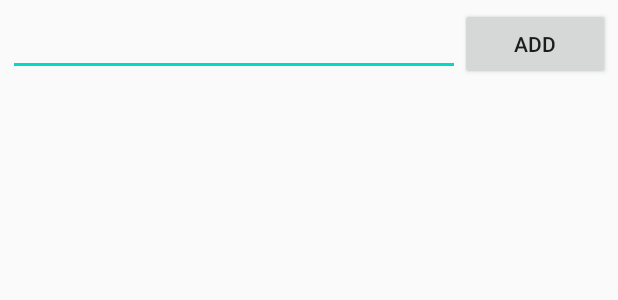
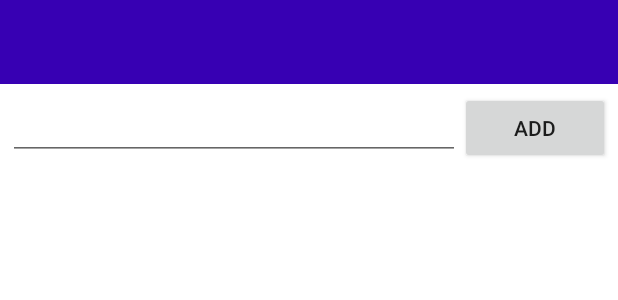
Before and after one commit to NDBNeer/Lab1_Namrata_C0853345_Android, an Android app: the layout mapoverlays_layout.xml on its own in the app's theme, with its tools: preview values and no code run, on a phone screen of 412 x 824 dp. Shown: the top 300 px of the screen. Run offline under Robolectric (Android 15) with nearby library versions, the phone set to English and light mode, and no system bars.

Commit message:
adding custom toolbar

```diff
--- a/app/src/main/java/com/lambton/lab1_namrata_c0853345_android/MapoverlaysActivity.java
+++ b/app/src/main/java/com/lambton/lab1_namrata_c0853345_android/MapoverlaysActivity.java
@@ -18,6 +18,7 @@ import androidx.activity.result.contract.ActivityResultContracts;
 import androidx.annotation.NonNull;
 import androidx.annotation.RequiresApi;
 import androidx.appcompat.app.AppCompatActivity;
+import androidx.appcompat.widget.Toolbar;
 
 import com.google.android.gms.maps.CameraUpdateFactory;
 import com.google.android.gms.maps.GoogleMap;
@@ -48,6 +49,7 @@ public class MapoverlaysActivity extends AppCompatActivity implements OnMapReady
     Button add_location;
     String str_locationadd;
     LatLng lat_long_add;
+    Toolbar toolbar;
     // Marker Labels and current markers
     final String[] markerlabel = new String[]{"A", "B", "C", "D"};
     final int polygon_sides = 4;
@@ -66,6 +68,8 @@ public class MapoverlaysActivity extends AppCompatActivity implements OnMapReady
         super.onCreate(savedInstanceState);
         setContentView(R.layout.mapoverlays_layout);
         findId();
+        toolbar.setTitle("Map Overlays");
+        setSupportActionBar(toolbar);
         locationPermissionRequest();
         add_location.setOnClickListener(this);
         Bundle mapbundle = null;
@@ -78,6 +82,7 @@ public class MapoverlaysActivity extends AppCompatActivity implements OnMapReady
         mapView.setClickable(true);
     }
     private void findId() {
+        toolbar = findViewById(R.id.toolbar);
         mapView=findViewById(R.id.mapView);
         location_address=findViewById(R.id.location_address);
         add_location=findViewById(R.id.add_location);
--- /dev/null
+++ b/app/src/main/res/layout/appbar_layout.xml
@@ -0,0 +1,19 @@
+<?xml version="1.0" encoding="utf-8"?>
+<com.google.android.material.appbar.AppBarLayout xmlns:android="http://schemas.android.com/apk/res/android"
+    xmlns:app="http://schemas.android.com/apk/res-auto"
+    android:layout_width="match_parent"
+    android:layout_height="wrap_content"
+    android:descendantFocusability="beforeDescendants"
+    android:focusableInTouchMode="true">
+
+    <androidx.appcompat.widget.Toolbar
+        android:id="@+id/toolbar"
+        android:layout_width="match_parent"
+        android:layout_height="?attr/actionBarSize"
+        android:background="?attr/colorPrimaryDark"
+        android:textAlignment="center"
+        android:theme="@style/ThemeOverlay.AppCompat.Dark"
+        app:subtitleTextColor="@color/white"
+        app:titleTextColor="@color/white" />
+
+</com.google.android.material.appbar.AppBarLayout>
--- a/app/src/main/res/layout/mapoverlays_layout.xml
+++ b/app/src/main/res/layout/mapoverlays_layout.xml
@@ -1,8 +1,24 @@
 <?xml version="1.0" encoding="utf-8"?>
 <RelativeLayout xmlns:android="http://schemas.android.com/apk/res/android"
     android:layout_width="match_parent"
-    android:layout_height="match_parent">
+    android:layout_height="match_parent"
+    android:background="@color/white">
     <LinearLayout
+        android:layout_width="match_parent"
+        android:layout_height="wrap_content"
+        android:layout_alignParentTop="true"
+        android:id="@+id/top">
+
+        <include
+            layout="@layout/appbar_layout"
+            android:layout_width="match_parent"
+            android:layout_height="wrap_content"/>
+
+    </LinearLayout>
+
+    <LinearLayout
+        android:layout_marginTop="10dp"
+        android:layout_below="@+id/top"
         android:layout_width="match_parent"
         android:layout_height="wrap_content"
         android:orientation="horizontal"
--- a/app/src/main/res/values-night/themes.xml
+++ b/app/src/main/res/values-night/themes.xml
@@ -1,6 +1,6 @@
 <resources xmlns:tools="http://schemas.android.com/tools">
     <!-- Base application theme. -->
-    <style name="Theme.Lab1_Namrata_C0853345_Android" parent="Theme.AppCompat.Light.DarkActionBar">
+    <style name="Theme.Lab1_Namrata_C0853345_Android" parent="Theme.AppCompat.Light.NoActionBar">
         <!-- Primary brand color. -->
         <item name="colorPrimary">@color/purple_200</item>
         <item name="colorPrimaryDark">@color/purple_700</item>
--- a/app/src/main/res/values/themes.xml
+++ b/app/src/main/res/values/themes.xml
@@ -1,6 +1,6 @@
 <resources xmlns:tools="http://schemas.android.com/tools">
     <!-- Base application theme. -->
-    <style name="Theme.Lab1_Namrata_C0853345_Android" parent="Theme.AppCompat.Light.DarkActionBar">
+    <style name="Theme.Lab1_Namrata_C0853345_Android" parent="Theme.AppCompat.Light.NoActionBar">
         <!-- Primary brand color. -->
         <item name="colorPrimary">@color/purple_500</item>
         <item name="colorPrimaryDark">@color/purple_700</item>
```
